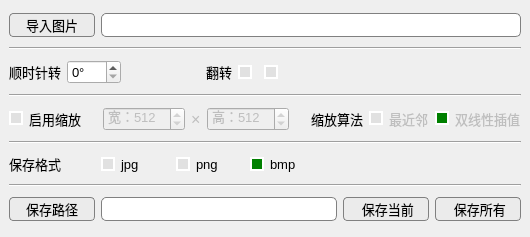
This is ui_files/img_edit.ui in feiyuhuahuo/HuaHuoLabel as Qt 5 draws it before an edit. The edited form follows.
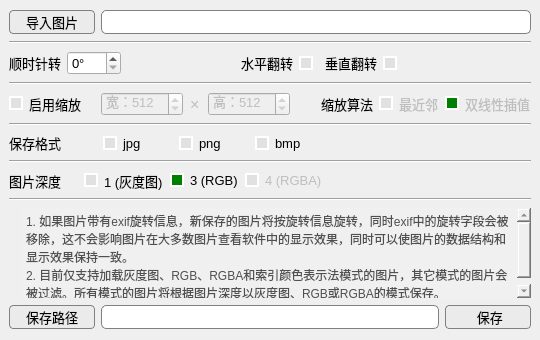
This is the edited form. Icons and pictures are not drawn.

```diff
--- a/ui_files/img_edit.ui
+++ b/ui_files/img_edit.ui
@@ -6,10 +6,22 @@
    <rect>
     <x>0</x>
     <y>0</y>
-    <width>530</width>
-    <height>237</height>
+    <width>540</width>
+    <height>340</height>
    </rect>
   </property>
+  <property name="minimumSize">
+   <size>
+    <width>540</width>
+    <height>340</height>
+   </size>
+  </property>
+  <property name="maximumSize">
+   <size>
+    <width>540</width>
+    <height>340</height>
+   </size>
+  </property>
   <property name="windowTitle">
    <string>MainWindow</string>
   </property>
@@ -89,7 +101,7 @@
      </widget>
     </item>
     <item>
-     <layout class="QHBoxLayout" name="horizontalLayout_58" stretch="0,0,1,0,0,0,3">
+     <layout class="QHBoxLayout" name="horizontalLayout_58" stretch="0,0,40,0,0,0,0,45">
       <property name="spacing">
        <number>6</number>
       </property>
@@ -162,7 +174,7 @@
          </font>
         </property>
         <property name="text">
-         <string>翻转</string>
+         <string>水平翻转</string>
         </property>
        </widget>
       </item>
@@ -213,6 +225,18 @@
         </property>
        </widget>
       </item>
+      <item>
+       <widget class="QLabel" name="label_51">
+        <property name="font">
+         <font>
+          <pointsize>10</pointsize>
+         </font>
+        </property>
+        <property name="text">
+         <string>垂直翻转</string>
+        </property>
+       </widget>
+      </item>
       <item alignment="Qt::AlignRight">
        <widget class="QCheckBox" name="checkBox_v_flip">
         <property name="enabled">
@@ -277,7 +301,7 @@
      </widget>
     </item>
     <item>
-     <layout class="QHBoxLayout" name="horizontalLayout_91" stretch="0,0,0,0,0,0,0,0,0">
+     <layout class="QHBoxLayout" name="horizontalLayout_91" stretch="1,1,1,1,1,2,1,1,1">
       <property name="spacing">
        <number>6</number>
       </property>
@@ -545,6 +569,9 @@
         <property name="text">
          <string>jpg</string>
         </property>
+        <property name="checked">
+         <bool>true</bool>
+        </property>
        </widget>
       </item>
       <item alignment="Qt::AlignHCenter">
@@ -599,7 +626,7 @@
          <string>bmp</string>
         </property>
         <property name="checked">
-         <bool>true</bool>
+         <bool>false</bool>
         </property>
        </widget>
       </item>
@@ -618,6 +645,150 @@
       </item>
      </layout>
     </item>
+    <item>
+     <widget class="Line" name="line_5">
+      <property name="orientation">
+       <enum>Qt::Horizontal</enum>
+      </property>
+     </widget>
+    </item>
+    <item>
+     <layout class="QHBoxLayout" name="horizontalLayout_83" stretch="10,10,10,10,30">
+      <property name="spacing">
+       <number>6</number>
+      </property>
+      <property name="leftMargin">
+       <number>0</number>
+      </property>
+      <property name="rightMargin">
+       <number>0</number>
+      </property>
+      <item alignment="Qt::AlignLeft">
+       <widget class="QLabel" name="label_52">
+        <property name="font">
+         <font>
+          <pointsize>10</pointsize>
+         </font>
+        </property>
+        <property name="text">
+         <string>图片深度</string>
+        </property>
+       </widget>
+      </item>
+      <item alignment="Qt::AlignHCenter">
+       <widget class="QRadioButton" name="radioButton_d1">
+        <property name="font">
+         <font>
+          <pointsize>10</pointsize>
+         </font>
+        </property>
+        <property name="toolTip">
+         <string>灰度图像</string>
+        </property>
+        <property name="styleSheet">
+         <string notr="true">QRadioButton::indicator:checked {
+
+    background-color:       green;
+    border:                 2px solid white;  
+}
+
+QRadioButton::indicator:unchecked {
+
+    background-color:       rgb(225, 225, 225);
+    border:                 2px solid white;  
+}</string>
+        </property>
+        <property name="text">
+         <string>1 (灰度图)</string>
+        </property>
+        <attribute name="buttonGroup">
+         <string notr="true">buttonGroup_2</string>
+        </attribute>
+       </widget>
+      </item>
+      <item alignment="Qt::AlignHCenter">
+       <widget class="QRadioButton" name="radioButton_d3">
+        <property name="font">
+         <font>
+          <pointsize>10</pointsize>
+         </font>
+        </property>
+        <property name="toolTip">
+         <string>RGB彩色图像</string>
+        </property>
+        <property name="styleSheet">
+         <string notr="true">QRadioButton::indicator:checked {
+
+    background-color:       green;
+    border:                 2px solid white;  
+}
+
+QRadioButton::indicator:unchecked {
+
+    background-color:       rgb(225, 225, 225);
+    border:                 2px solid white;  
+}</string>
+        </property>
+        <property name="text">
+         <string>3 (RGB)</string>
+        </property>
+        <property name="checked">
+         <bool>true</bool>
+        </property>
+        <attribute name="buttonGroup">
+         <string notr="true">buttonGroup_2</string>
+        </attribute>
+       </widget>
+      </item>
+      <item alignment="Qt::AlignHCenter">
+       <widget class="QRadioButton" name="radioButton_d4">
+        <property name="enabled">
+         <bool>false</bool>
+        </property>
+        <property name="font">
+         <font>
+          <pointsize>10</pointsize>
+         </font>
+        </property>
+        <property name="toolTip">
+         <string>第4通道为透明度通道的RGB彩色图像</string>
+        </property>
+        <property name="styleSheet">
+         <string notr="true">QRadioButton::indicator:checked {
+
+    background-color:       green;
+    border:                 2px solid white;  
+}
+
+QRadioButton::indicator:unchecked {
+
+    background-color:       rgb(225, 225, 225);
+    border:                 2px solid white;  
+}</string>
+        </property>
+        <property name="text">
+         <string>4 (RGBA)</string>
+        </property>
+        <attribute name="buttonGroup">
+         <string notr="true">buttonGroup_2</string>
+        </attribute>
+       </widget>
+      </item>
+      <item>
+       <spacer name="horizontalSpacer_8">
+        <property name="orientation">
+         <enum>Qt::Horizontal</enum>
+        </property>
+        <property name="sizeHint" stdset="0">
+         <size>
+          <width>40</width>
+          <height>20</height>
+         </size>
+        </property>
+       </spacer>
+      </item>
+     </layout>
+    </item>
     <item>
      <widget class="Line" name="line_3">
       <property name="orientation">
@@ -626,7 +797,64 @@
      </widget>
     </item>
     <item>
-     <layout class="QHBoxLayout" name="horizontalLayout_82" stretch="0,0,0,0">
+     <layout class="QHBoxLayout" name="horizontalLayout_2">
+      <item>
+       <widget class="QLabel" name="label_2">
+        <property name="maximumSize">
+         <size>
+          <width>20</width>
+          <height>20</height>
+         </size>
+        </property>
+        <property name="text">
+         <string/>
+        </property>
+        <property name="pixmap">
+         <pixmap>images/iqwc/Getinfo.ico</pixmap>
+        </property>
+        <property name="scaledContents">
+         <bool>true</bool>
+        </property>
+       </widget>
+      </item>
+      <item>
+       <widget class="QTextBrowser" name="textBrowser">
+        <property name="minimumSize">
+         <size>
+          <width>0</width>
+          <height>90</height>
+         </size>
+        </property>
+        <property name="maximumSize">
+         <size>
+          <width>16777215</width>
+          <height>90</height>
+         </size>
+        </property>
+        <property name="styleSheet">
+         <string notr="true">background-color:       rgb(240, 240, 240);
+color:       rgb(80, 80, 80);</string>
+        </property>
+        <property name="frameShape">
+         <enum>QFrame::NoFrame</enum>
+        </property>
+        <property name="html">
+         <string>&lt;!DOCTYPE HTML PUBLIC &quot;-//W3C//DTD HTML 4.0//EN&quot; &quot;http://www.w3.org/TR/REC-html40/strict.dtd&quot;&gt;
+&lt;html&gt;&lt;head&gt;&lt;meta name=&quot;qrichtext&quot; content=&quot;1&quot; /&gt;&lt;meta charset=&quot;utf-8&quot; /&gt;&lt;style type=&quot;text/css&quot;&gt;
+p, li { white-space: pre-wrap; }
+hr { height: 1px; border-width: 0; }
+li.unchecked::marker { content: &quot;\2610&quot;; }
+li.checked::marker { content: &quot;\2612&quot;; }
+&lt;/style&gt;&lt;/head&gt;&lt;body style=&quot; font-family:'Microsoft YaHei UI'; font-size:9pt; font-weight:400; font-style:normal;&quot;&gt;
+&lt;p style=&quot; margin-top:0px; margin-bottom:0px; margin-left:0px; margin-right:0px; -qt-block-indent:0; text-indent:0px;&quot;&gt;1. 如果图片带有exif旋转信息，新保存的图片将按旋转信息旋转，同时exif中的旋转字段会被移除，这不会影响图片在大多数图片查看软件中的显示效果，同时可以使图片的数据结构和显示效果保持一致。&lt;/p&gt;
+&lt;p style=&quot; margin-top:0px; margin-bottom:0px; margin-left:0px; margin-right:0px; -qt-block-indent:0; text-indent:0px;&quot;&gt;2. 目前仅支持加载灰度图、RGB、RGBA和索引颜色表示法模式的图片，其它模式的图片会被过滤。所有模式的图片将根据图片深度以灰度图、RGB或RGBA的模式保存。&lt;/p&gt;&lt;/body&gt;&lt;/html&gt;</string>
+        </property>
+       </widget>
+      </item>
+     </layout>
+    </item>
+    <item>
+     <layout class="QHBoxLayout" name="horizontalLayout_82" stretch="0,0,0">
       <property name="spacing">
        <number>6</number>
       </property>
@@ -695,64 +923,6 @@
         </property>
        </widget>
       </item>
-      <item>
-       <widget class="QPushButton" name="pushButton_save_cur">
-        <property name="enabled">
-         <bool>true</bool>
-        </property>
-        <property name="sizePolicy">
-         <sizepolicy hsizetype="Minimum" vsizetype="Fixed">
-          <horstretch>0</horstretch>
-          <verstretch>0</verstretch>
-         </sizepolicy>
-        </property>
-        <property name="minimumSize">
-         <size>
-          <width>86</width>
-          <height>24</height>
-         </size>
-        </property>
-        <property name="font">
-         <font>
-          <pointsize>10</pointsize>
-         </font>
-        </property>
-        <property name="contextMenuPolicy">
-         <enum>Qt::NoContextMenu</enum>
-        </property>
-        <property name="toolTip">
-         <string>根据当前的设定保存当前图片</string>
-        </property>
-        <property name="styleSheet">
-         <string notr="true">QPushButton
-{background-color: rgb(235, 235, 235);
-border: 1px solid gray;
-border-radius: 4px;
-}
- QPushButton:hover {
-            background-color:  rgb(225, 225, 225);
-}
-
- QPushButton:pressed {
-            background-color:  rgb(215, 215, 215);
-        }        
-</string>
-        </property>
-        <property name="text">
-         <string> 保存当前</string>
-        </property>
-        <property name="icon">
-         <iconset>
-          <normaloff>images/Save_black.svg</normaloff>images/Save_black.svg</iconset>
-        </property>
-        <property name="iconSize">
-         <size>
-          <width>16</width>
-          <height>16</height>
-         </size>
-        </property>
-       </widget>
-      </item>
       <item alignment="Qt::AlignHCenter">
        <widget class="QPushButton" name="pushButton_save_all">
         <property name="enabled">
@@ -797,7 +967,7 @@
 </string>
         </property>
         <property name="text">
-         <string> 保存所有</string>
+         <string> 保存</string>
         </property>
         <property name="icon">
          <iconset>
```
Left out of the diff: 3 changed lines with no effect on the pictures.
